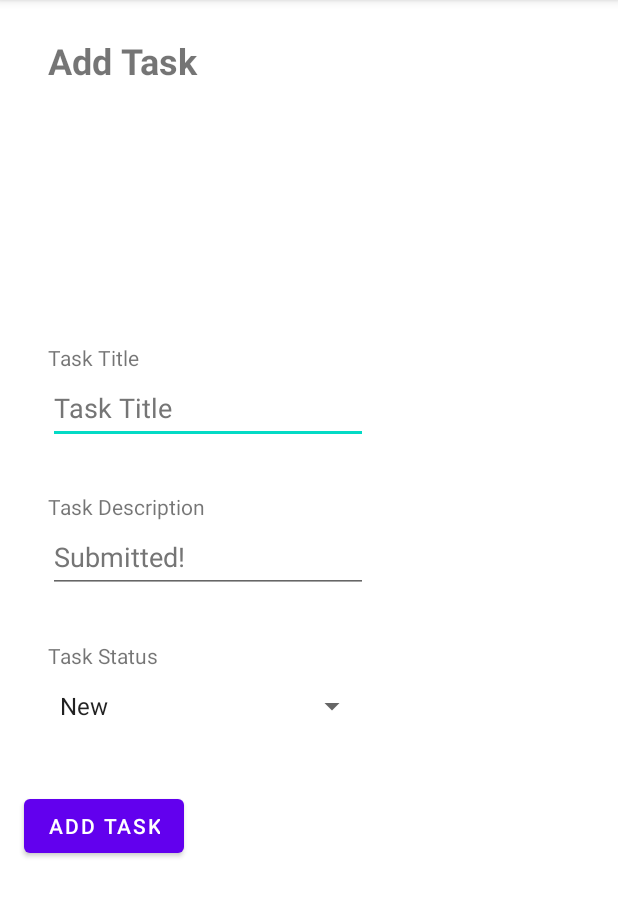
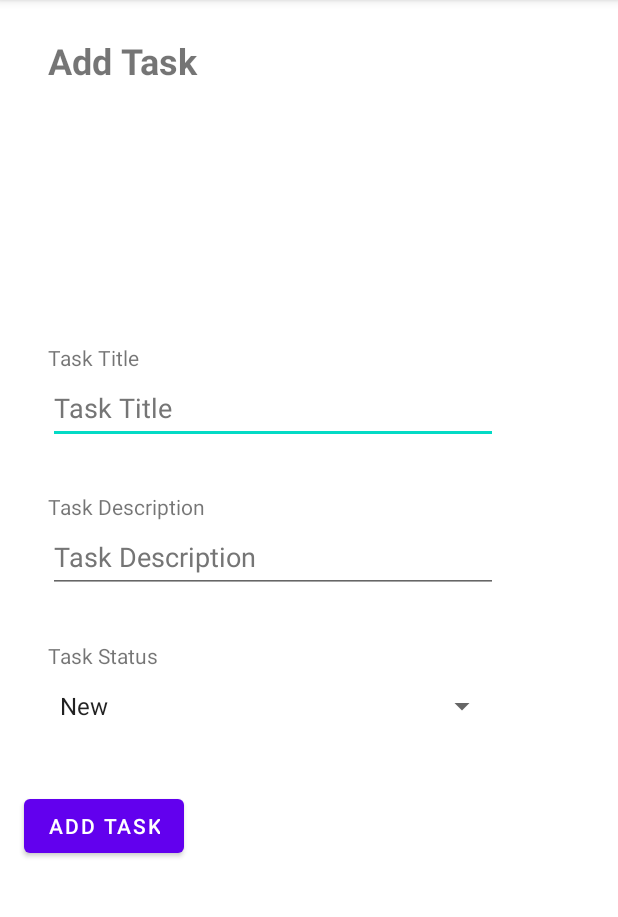
Before and after one commit to ETS-Android5/taskmaster, an Android app: the AddTaskActivity screen opened directly, with no data from a screen before it, on a phone screen of 412 x 824 dp, the part 84-1001 px from its top. Run offline under Robolectric (Android 15) with nearby library versions, the phone set to English and light mode, and no system bars; our stand-ins replace Room's generated code.

Commit message:
Updates add task ui, minor

```diff
--- a/app/src/main/res/layout/activity_add_task.xml
+++ b/app/src/main/res/layout/activity_add_task.xml
@@ -50,7 +50,7 @@
 
     <EditText
         android:id="@+id/edit_text_add_task_task_title"
-        android:layout_width="wrap_content"
+        android:layout_width="300dp"
         android:layout_height="wrap_content"
         android:layout_marginStart="32dp"
         android:autofillHints=""
@@ -65,11 +65,11 @@
 
     <EditText
         android:id="@+id/text_edit_add_task_task_description"
-        android:layout_width="wrap_content"
+        android:layout_width="300dp"
         android:layout_height="wrap_content"
         android:layout_marginStart="32dp"
         android:ems="10"
-        android:hint="@string/submitted"
+        android:hint="@string/task_description"
         android:importantForAutofill="no"
         android:inputType="textPersonName"
         android:minHeight="48dp"
@@ -99,7 +99,7 @@
 
     <Spinner
         android:id="@+id/spinner_add_task_status"
-        android:layout_width="0dp"
+        android:layout_width="300dp"
         android:layout_height="48dp"
         android:layout_marginStart="32dp"
         android:contentDescription="@string/task_description"
```
